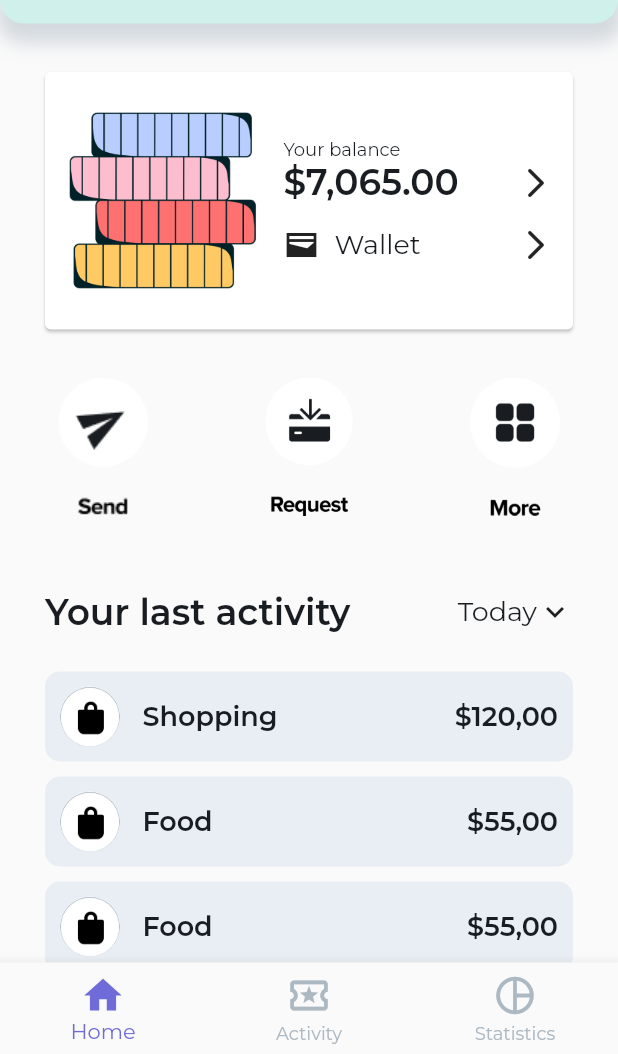
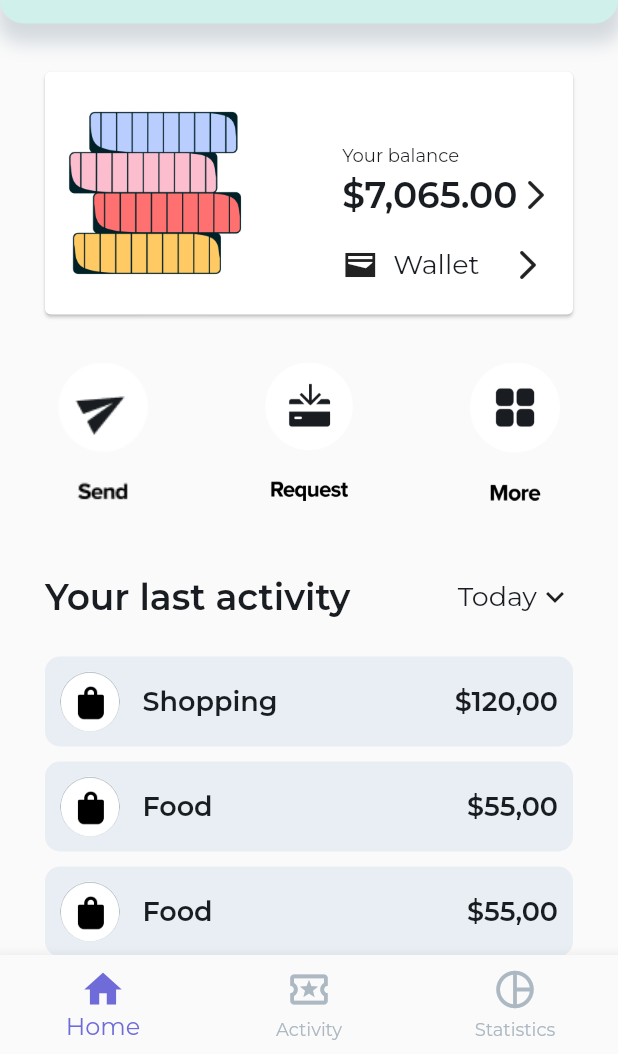
Before and after one commit to makairodewa/Finance-App-UI, a Flutter app: the HomePage screen opened directly, on a phone screen of 412 x 824 dp, the part 182-1236 px from its top. Run offline on Flutter 3.47's test engine with Material 2 defaults, Android fonts, the phone set to English and light mode, and no system bars; our stand-ins replace google_fonts; network calls fail.

```diff
--- /dev/null
+++ b/lib/home_page.dart
@@ -0,0 +1,55 @@
+import 'package:finance/constants/style.dart';
+import 'package:finance/screen/activity_screen.dart';
+import 'package:finance/screen/home_screen.dart';
+import 'package:flutter/material.dart';
+class HomePage extends StatefulWidget {
+  const HomePage({Key? key}) : super(key: key);
+
+  @override
+  State<HomePage> createState() => _HomePageState();
+}
+
+class _HomePageState extends State<HomePage> {
+  late int currentIndex = 0;
+
+  final List<Widget> _screen = [const HomeScreen(), const ActivityScreen()];
+
+  @override
+  Widget build(BuildContext context) {
+    return Scaffold(
+      key: scaffoldKey,
+      endDrawer: const Drawer(),
+      bottomNavigationBar: buildBottomNavigationBar(),
+      body: IndexedStack(
+        index: currentIndex,
+        children: _screen,
+      ),
+    );
+  }
+
+  BottomNavigationBar buildBottomNavigationBar() {
+    return BottomNavigationBar(
+      currentIndex: currentIndex,
+      onTap: (value) => setState(() {
+        currentIndex = value;
+      }),
+      iconSize: 30,
+      selectedItemColor: cActive,
+      unselectedItemColor: ink03,
+      selectedFontSize: 16,
+      items: const <BottomNavigationBarItem>[
+        BottomNavigationBarItem(icon: Icon(Icons.home), label: "Home"),
+        BottomNavigationBarItem(
+            icon: Icon(
+              Icons.local_activity_outlined,
+            ),
+            label: "Activity"),
+        BottomNavigationBarItem(
+            icon: Icon(
+              Icons.pie_chart_outline_sharp,
+            ),
+            label: "Statistics"),
+      ],
+    );
+  }
+}
--- a/lib/main.dart
+++ b/lib/main.dart
@@ -1,10 +1,6 @@
-import 'package:finance/constants/style.dart';
-import 'package:finance/pages/activity_page.dart';
-import 'package:finance/widget/activity.dart';
-import 'package:finance/widget/balance.dart';
-import 'package:finance/widget/menu_body.dart';
-import 'package:finance/widget/top_bar.dart';
+import 'package:finance/home_page.dart';
 import 'package:flutter/material.dart';
+import 'package:flutter/services.dart';
 import 'package:google_fonts/google_fonts.dart';
 
 void main(List<String> args) {
@@ -16,49 +12,15 @@ class MyApp extends StatelessWidget {
 
   @override
   Widget build(BuildContext context) {
+    SystemChrome.setSystemUIOverlayStyle(
+      const SystemUiOverlayStyle(
+          statusBarColor: Colors.white,
+          statusBarIconBrightness: Brightness.dark),
+    );
     return MaterialApp(
       debugShowCheckedModeBanner: false,
       theme: ThemeData(textTheme: GoogleFonts.montserratTextTheme()),
-      home: const ActivityPage(),
+      home: const HomePage(),
     );
   }
 }
-
-class HomePage extends StatelessWidget {
-  const HomePage({Key? key}) : super(key: key);
-
-  @override
-  Widget build(BuildContext context) {
-    return Scaffold(
-      bottomNavigationBar: BottomNavigationBar(
-        iconSize: 30,
-        selectedItemColor: cActive,
-        unselectedItemColor: ink03,
-        items: const <BottomNavigationBarItem>[
-          BottomNavigationBarItem(icon: Icon(Icons.home), label: "Home"),
-          BottomNavigationBarItem(
-              icon: Icon(
-                Icons.local_activity_outlined,
-              ),
-              label: "Activity"),
-          BottomNavigationBarItem(
-              icon: Icon(
-                Icons.pie_chart_outline_sharp,
-              ),
-              label: "Statistics"),
-        ],
-      ),
-      body: SafeArea(
-        child: SingleChildScrollView(
-            child: Column(
-          children: const [
-            TopBarWidget(),
-            BalanceWidget(),
-            MenuBodyWidget(),
-            ActivityWidget(),
-          ],
-        )),
-      ),
-    );
-  }
-}
--- /dev/null
+++ b/lib/screen/home_screen.dart
@@ -0,0 +1,25 @@
+
+import 'package:finance/widget/activity.dart';
+import 'package:finance/widget/balance.dart';
+import 'package:finance/widget/menu_body.dart';
+import 'package:finance/widget/top_bar.dart';
+import 'package:flutter/material.dart';
+
+class HomeScreen extends StatelessWidget {
+  const HomeScreen({
+    Key? key,
+  }) : super(key: key);
+
+  @override
+  Widget build(BuildContext context) {
+    return SingleChildScrollView(
+        child: Column(
+          children: const[
+            TopBarWidget(),
+            BalanceWidget(),
+            MenuBodyWidget(),
+            ActivityWidget(),
+          ],
+        ));
+  }
+}
--- a/lib/widget/balance.dart
+++ b/lib/widget/balance.dart
@@ -1,3 +1,4 @@
+import 'package:finance/screen/wallet.dart';
 import 'package:finance/widget/custom_text.dart';
 import 'package:flutter/material.dart';
 
@@ -10,24 +11,27 @@ class BalanceWidget extends StatelessWidget {
   Widget build(BuildContext context) {
     return Padding(
       padding: const EdgeInsets.symmetric(horizontal: 26, vertical: 28),
+      child: SizedBox(
+        height: 170,
         child: Card(
           child: Container(
             padding: const EdgeInsets.symmetric(horizontal: 13, vertical: 21),
             child: Row(
+              mainAxisAlignment: MainAxisAlignment.spaceBetween,
               children: [
                 SizedBox(
                     height: 130, child: Image.asset('assets/img/cc_coins.png')),
-              const SizedBox(
-                width: 15,
-              ),
-              Flexible(
-                child: Column(
+                Column(
                   crossAxisAlignment: CrossAxisAlignment.start,
+                  mainAxisAlignment: MainAxisAlignment.end,
                   children: [
                     const CustomText(
                       text: "Your balance",
                       fontSize: 12,
                       fontWeight: FontWeight.w400,
+                    ),
+                    const SizedBox(
+                      height: 5,
                     ),
                     Row(
                       mainAxisAlignment: MainAxisAlignment.spaceBetween,
@@ -41,23 +45,29 @@ class BalanceWidget extends StatelessWidget {
                       ],
                     ),
                     const SizedBox(
-                      height: 15,
+                      height: 20,
                     ),
-                    Row(
+                    GestureDetector(
+                      onTap: ()=> Navigator.push(context, MaterialPageRoute(builder: (context) => const WalletScreen(),)),
+                      child: Row(
+                        mainAxisAlignment: MainAxisAlignment.spaceBetween,
                         children: const [
                           Icon(Icons.wallet_sharp),
                           SizedBox(
                             width: 10,
                           ),
                           CustomText(text: "Wallet"),
-                        Spacer(),
+                          SizedBox(
+                            width: 20,
+                          ),
                           Icon(Icons.arrow_forward_ios_rounded),
+                        ],
+                      ),
+                    ),
                   ],
                 ),
               ],
             ),
-              )
-            ],
           ),
         ),
       ),
--- a/lib/widget/top_bar.dart
+++ b/lib/widget/top_bar.dart
@@ -3,7 +3,7 @@ import 'package:finance/widget/custom_text.dart';
 import 'package:flutter/material.dart';
 
 class TopBarWidget extends StatelessWidget {
-  const TopBarWidget({
+ const TopBarWidget({
     Key? key,
   }) : super(key: key);
 
@@ -13,7 +13,7 @@ class TopBarWidget extends StatelessWidget {
       width: double.infinity,
       height: 137,
       decoration: BoxDecoration(
-          color: caccent2,
+          color: cAccent2,
           boxShadow: [
             BoxShadow(
                 color: ink03.withOpacity(.5),
@@ -55,7 +55,9 @@ class TopBarWidget extends StatelessWidget {
               ],
             ),
             const Spacer(),
-            IconButton(onPressed: () {}, icon: const Icon(Icons.menu_rounded))
+            IconButton(onPressed: () {
+              return scaffoldKey.currentState!.openEndDrawer();
+            }, icon: const Icon(Icons.menu_rounded))
           ],
         ),
       ),
```
Also changed, not shown: lib/constants/style.dart (+8 -7 lines), lib/pages/activity_page.dart (deleted, +0 -27 lines), lib/screen/activity_screen.dart (added, +156 -0 lines), lib/screen/wallet.dart (added, +38 -0 lines), lib/widget/menu_body.dart (+10 -2 lines). Lines whose indentation alone changed are shown as unchanged.
